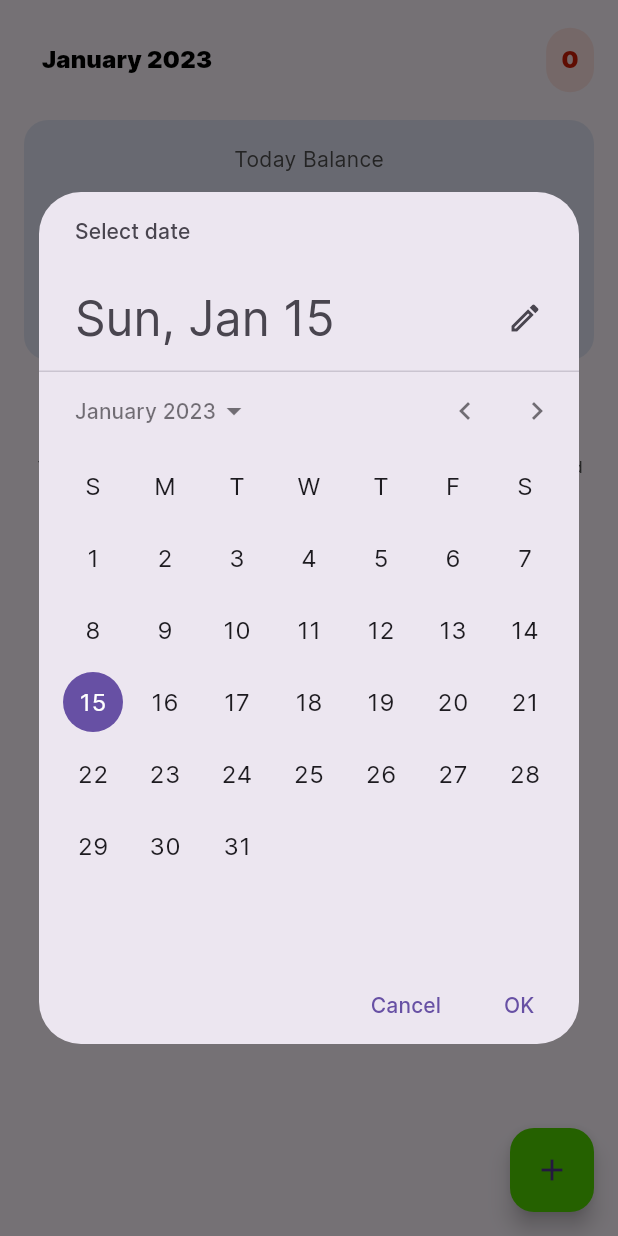
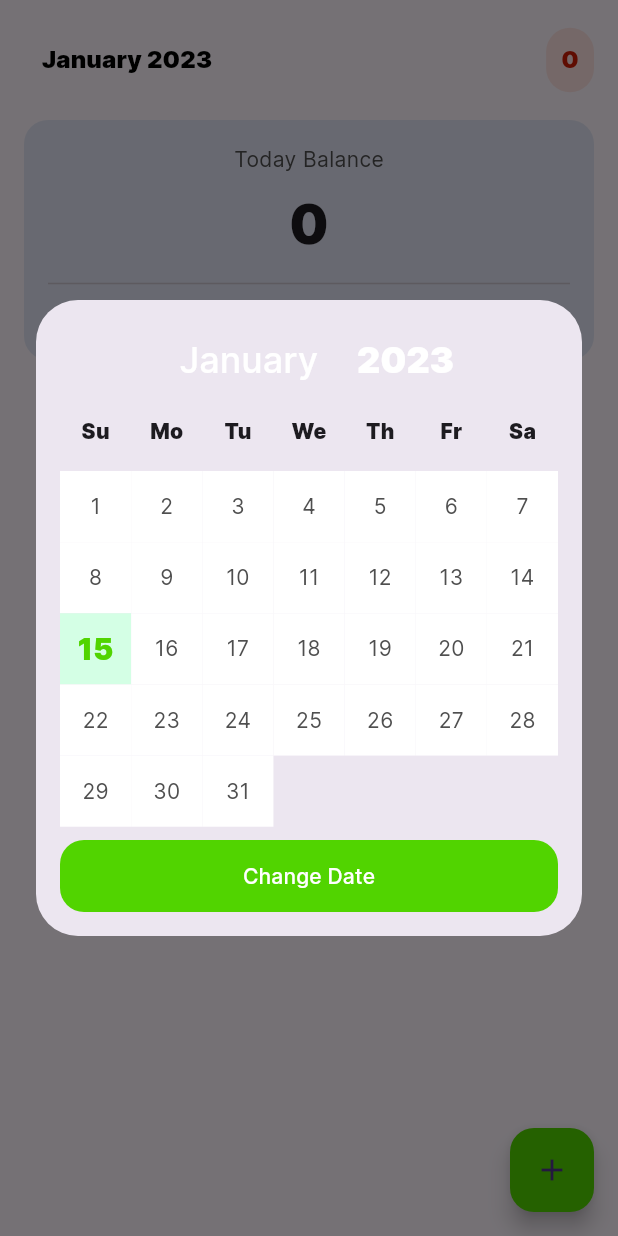
Before and after one commit to nevertell-dev/montra, a Flutter app: the screen it shows after launch, after a tap on an icon or button, on a phone screen of 412 x 824 dp. Run offline on Flutter 3.47's test engine with Material 2 defaults, Android fonts, the light colour scheme and no system bars; our stand-ins replace bloc, bloc_concurrency, equatable, flutter_bloc, flutter_slidable, hive and 1 more; accounts and stored records are empty.

Commit message:
calendar drop down

```diff
--- a/lib/helpers/datetime_helper.dart
+++ b/lib/helpers/datetime_helper.dart
@@ -2,6 +2,8 @@ import 'package:intl/intl.dart';
 
 extension ChangeDay on DateTime {
   DateTime setDay({required int to}) => DateTime(year, month, to);
+  DateTime setMonth({required int to}) => DateTime(year, to, day);
+  DateTime setYear({required int to}) => DateTime(to, month, day);
 }
 
 extension DateKeyFormatting on DateTime {
--- a/lib/views/home/components/home_header.dart
+++ b/lib/views/home/components/home_header.dart
@@ -22,11 +22,17 @@ class HomeHeader extends StatelessWidget {
             children: [
               TextButton(
                 onPressed: () async {
-                  DateTime? pickedDate = await showDatePicker(
+                  // DateTime? pickedDate = await showDatePicker(
+                  //   context: context,
+                  //   initialDate: date,
+                  //   firstDate: DateTime(2020),
+                  //   lastDate: DateTime(2050),
+                  // );
+                  final pickedDate = await showDialog(
                     context: context,
-                    initialDate: date,
-                    firstDate: DateTime(2020),
-                    lastDate: DateTime(2050),
+                    builder: (context) => CalendarDialog(
+                      startDate: state.date,
+                    ),
                   );
                   if (pickedDate != null) {
                     animatePageFunc(from: state.date, to: pickedDate);
--- a/lib/views/home/home_view.dart
+++ b/lib/views/home/home_view.dart
@@ -4,6 +4,7 @@ import 'package:flutter/material.dart';
 import 'package:flutter_slidable/flutter_slidable.dart';
 import 'package:intl/intl.dart';
 import 'package:montra/models/category.dart';
+import 'package:montra/widgets/calendar_dialog/calendar_dialog.dart';
 import '../../constants/categories.dart';
 import '../../helpers/datetime_helper.dart';
 import '../../helpers/duration_helper.dart';
--- a/lib/views/transaction/components/transaction_input_area.dart
+++ b/lib/views/transaction/components/transaction_input_area.dart
@@ -68,7 +68,7 @@ class _TransactionInputAreaState extends State<TransactionInputArea> {
                   radius: 100,
                   backgroundColor: const Color.fromARGB(0, 0, 0, 0),
                   foregroundImage:
-                      AssetImage('img/2.0x/${state.category.img}.png')),
+                      AssetImage('img/3.0x/${state.category.img}.png')),
               16.vSpace,
               Focus(
                 onFocusChange: (onFocus) {
@@ -123,12 +123,11 @@ class _TransactionInputAreaState extends State<TransactionInputArea> {
               ),
               TextButton(
                 onPressed: () async {
-                  final pickedDate = await showDatePicker(
-                    context: context,
-                    initialDate: state.date,
-                    firstDate: DateTime(2020),
-                    lastDate: DateTime(2050),
-                  );
+                  final pickedDate = await showDialog(
+                      context: context,
+                      builder: (context) =>
+                          CalendarDialog(startDate: state.date));
+
                   if (pickedDate != null) {
                     bloc.add(TransactionUpdateDate(date: pickedDate));
                   }
--- a/lib/views/transaction/transaction_view.dart
+++ b/lib/views/transaction/transaction_view.dart
@@ -9,6 +9,7 @@ import 'package:montra/constants/colors.dart';
 import 'package:montra/helpers/box_spacing.dart';
 import 'package:montra/helpers/number_helper.dart';
 import 'package:montra/models/category.dart';
+import 'package:montra/widgets/calendar_dialog/calendar_dialog.dart';
 
 import '../../services/transaction_service.dart';
 import 'bloc/transaction_bloc.dart';
--- /dev/null
+++ b/lib/widgets/calendar_dialog/calendar_dialog.dart
@@ -0,0 +1,57 @@
+// ignore_for_file: public_member_api_docs, sort_constructors_first
+import 'package:flutter/material.dart';
+import 'package:montra/constants/colors.dart';
+import 'package:montra/helpers/datetime_helper.dart';
+
+part './calendar_dialog_header.dart';
+part './calendar_dialog_body.dart';
+part './calendar_dialog_footer.dart';
+
+class CalendarDialog extends StatefulWidget {
+  const CalendarDialog({
+    Key? key,
+    this.startDate,
+  }) : super(key: key);
+
+  final DateTime? startDate;
+
+  @override
+  State<CalendarDialog> createState() => _CalendarDialogState();
+}
+
+class _CalendarDialogState extends State<CalendarDialog> {
+  late DateTime date;
+
+  @override
+  void initState() {
+    date = widget.startDate ?? DateTime.now();
+    super.initState();
+  }
+
+  void changeDate({int? day, int? month, int? year}) {
+    setState(() {
+      date = DateTime(year ?? date.year, month ?? date.month, day ?? date.day);
+    });
+  }
+
+  @override
+  Widget build(BuildContext context) {
+    return Dialog(
+      insetPadding: const EdgeInsets.symmetric(vertical: 200, horizontal: 24),
+      alignment: AlignmentDirectional.center,
+      child: Padding(
+        padding: const EdgeInsets.all(16.0),
+        child: Column(
+          children: [
+            CalendarDialogHeader(date: date, changeDate: changeDate),
+            const CalendarDay(),
+            Expanded(
+              child: CalendarGrid(date: date, changeDate: changeDate),
+            ),
+            CalendarFooter(date: date)
+          ],
+        ),
+      ),
+    );
+  }
+}
--- /dev/null
+++ b/lib/widgets/calendar_dialog/calendar_dialog_body.dart
@@ -0,0 +1,116 @@
+part of 'package:montra/widgets/calendar_dialog/calendar_dialog.dart';
+
+class CalendarDay extends StatelessWidget {
+  const CalendarDay({super.key});
+
+  final dayName = const ['Su', 'Mo', 'Tu', 'We', 'Th', 'Fr', 'Sa'];
+
+  @override
+  Widget build(BuildContext context) {
+    return SizedBox(
+      height: 50,
+      child: GridView.count(
+        crossAxisCount: 7,
+        children: List<Center>.generate(7, (index) {
+          return Center(
+              child: Text(dayName[index],
+                  style: const TextStyle(
+                    fontSize: 14.0,
+                    fontWeight: FontWeight.w900,
+                  )));
+        }),
+      ),
+    );
+  }
+}
+
+class CalendarGrid extends StatelessWidget {
+  const CalendarGrid({
+    Key? key,
+    required this.date,
+    required this.changeDate,
+  }) : super(key: key);
+
+  final DateTime date;
+  final Function({int? day, int? month, int? year}) changeDate;
+
+  @override
+  Widget build(BuildContext context) {
+    final dayFirst = date.setDay(to: 1).weekday;
+    final dayOffset = dayFirst == 7 ? 0 : dayFirst;
+    final days = DateUtils.getDaysInMonth(date.year, date.month);
+    final today = DateTime.now().day;
+    final isSameMonth = DateUtils.isSameMonth(date, DateTime.now());
+    return GridView.count(
+      crossAxisCount: 7,
+      children: List<Widget>.generate(days + dayOffset, (index) {
+        if (dayFirst < 7) {
+          if (index < dayFirst) {
+            return const SizedBox();
+          }
+          final day = index - dayFirst;
+          return CalendarTile(
+            day: day,
+            isSelected: day == date.day,
+            isToday: isSameMonth && date.day == today,
+            changeDate: changeDate,
+          );
+        }
+        final day = index + 1;
+        return CalendarTile(
+          day: day,
+          isSelected: day == date.day,
+          isToday: isSameMonth && day == today,
+          changeDate: changeDate,
+        );
+      }),
+    );
+  }
+}
+
+class CalendarTile extends StatelessWidget {
+  const CalendarTile({
+    Key? key,
+    required this.day,
+    required this.isSelected,
+    required this.changeDate,
+    this.isToday = false,
+  }) : super(key: key);
+
+  final int day;
+  final bool isSelected;
+  final Function({int? day, int? month, int? year}) changeDate;
+  final bool isToday;
+
+  @override
+  Widget build(BuildContext context) {
+    final fontWeight =
+        isSelected || isToday ? FontWeight.w900 : FontWeight.w400;
+    final fontSize = isSelected || isToday ? 20.0 : 14.0;
+    final fontColor = isSelected
+        ? onContainerGreen
+        : isToday
+            ? onContainerYellow
+            : onContainerBlue;
+
+    return GestureDetector(
+      behavior: HitTestBehavior.translucent,
+      onTap: () => changeDate(day: day),
+      child: Container(
+        height: 48.0,
+        width: 48.0,
+        color: isSelected ? containerGreen : justWhite,
+        child: Center(
+          child: Text(
+            (day).toString(),
+            style: TextStyle(
+              color: fontColor,
+              fontWeight: fontWeight,
+              fontSize: fontSize,
+            ),
+          ),
+        ),
+      ),
+    );
+  }
+}
--- /dev/null
+++ b/lib/widgets/calendar_dialog/calendar_dialog_footer.dart
@@ -0,0 +1,30 @@
+part of 'package:montra/widgets/calendar_dialog/calendar_dialog.dart';
+
+class CalendarFooter extends StatelessWidget {
+  const CalendarFooter({
+    Key? key,
+    required this.date,
+  }) : super(key: key);
+
+  final DateTime date;
+
+  @override
+  Widget build(BuildContext context) {
+    return SizedBox(
+      height: 48.0,
+      width: double.infinity,
+      child: TextButton(
+        onPressed: () async {
+          Navigator.pop<DateTime>(context, date);
+        },
+        style: TextButton.styleFrom(
+            foregroundColor: justWhite,
+            backgroundColor: onContainerGreen,
+            shape: const RoundedRectangleBorder(
+              borderRadius: BorderRadius.all(Radius.circular(16.0)),
+            )),
+        child: const Text('Change Date'),
+      ),
+    );
+  }
+}
--- /dev/null
+++ b/lib/widgets/calendar_dialog/calendar_dialog_header.dart
@@ -0,0 +1,74 @@
+part of 'package:montra/widgets/calendar_dialog/calendar_dialog.dart';
+
+class CalendarDialogHeader extends StatelessWidget {
+  CalendarDialogHeader({
+    Key? key,
+    required this.date,
+    required this.changeDate,
+  }) : super(key: key);
+
+  final DateTime date;
+  final Function({int? day, int? month, int? year}) changeDate;
+
+  final List<String> months = [
+    'January',
+    'February',
+    'March',
+    'April',
+    'Mei',
+    'June',
+    'July',
+    'August',
+    'September',
+    'October',
+    'November',
+    'December',
+  ];
+
+  @override
+  Widget build(BuildContext context) {
+    return Row(
+      mainAxisAlignment: MainAxisAlignment.center,
+      children: [
+        DropdownButton<int>(
+          alignment: AlignmentDirectional.centerEnd,
+          value: date.month,
+          style: const TextStyle(
+            fontFamily: 'Inter',
+            fontSize: 24.0,
+            fontWeight: FontWeight.w500,
+          ),
+          iconEnabledColor: const Color(0x00000000),
+          underline: const SizedBox(),
+          items: List<DropdownMenuItem<int>>.generate(
+            12,
+            (index) => DropdownMenuItem<int>(
+              value: index + 1,
+              child: Text(months[index]),
+            ),
+          ),
+          onChanged: (value) => changeDate(month: value),
+        ),
+        DropdownButton<int>(
+          alignment: AlignmentDirectional.centerEnd,
+          value: date.year,
+          style: const TextStyle(
+            fontFamily: 'Inter',
+            fontSize: 24.0,
+            fontWeight: FontWeight.w900,
+          ),
+          iconEnabledColor: const Color(0x00000000),
+          underline: const SizedBox(),
+          items: List<DropdownMenuItem<int>>.generate(
+            10,
+            (index) => DropdownMenuItem<int>(
+              value: index + 2022,
+              child: Text((index + 2022).toString()),
+            ),
+          ),
+          onChanged: (value) => changeDate(year: value),
+        ),
+      ],
+    );
+  }
+}
```
